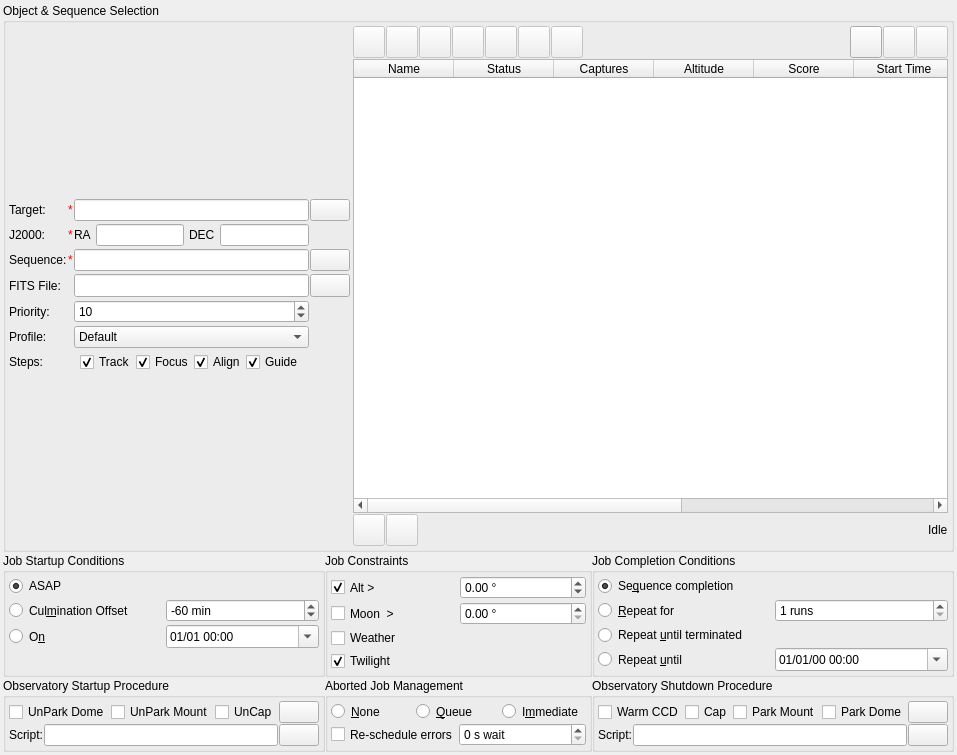
Before: the Qt Designer form kstars/ekos/scheduler/scheduler.ui in KDE/kstars, drawn with Qt 5.
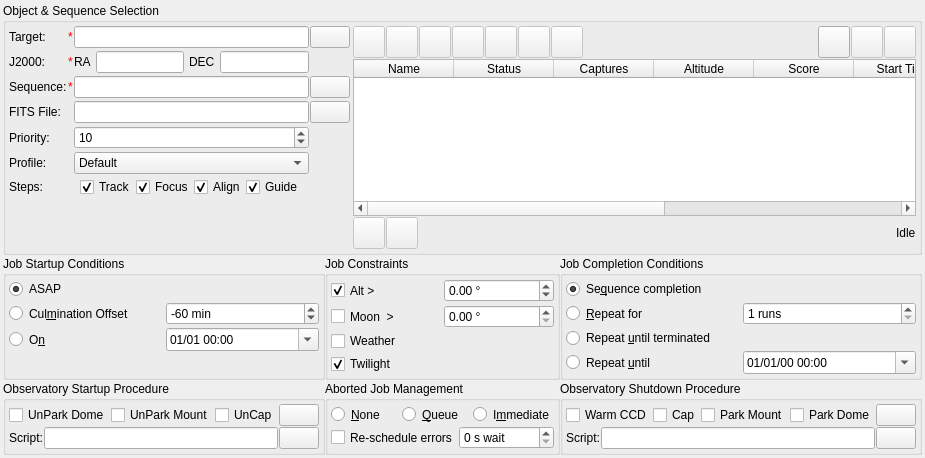
After: the same form once the commit is applied. Custom widgets are drawn as their Qt base class.

Commit message: removed top spacer from scheduler ui

What changed in the file:
```diff
--- a/kstars/ekos/scheduler/scheduler.ui
+++ b/kstars/ekos/scheduler/scheduler.ui
@@ -6,8 +6,8 @@
    <rect>
     <x>0</x>
     <y>0</y>
-    <width>957</width>
-    <height>755</height>
+    <width>882</width>
+    <height>458</height>
    </rect>
   </property>
   <layout class="QVBoxLayout" name="verticalLayout_8" stretch="4,1">
@@ -58,22 +58,6 @@
       </property>
       <item>
        <layout class="QVBoxLayout" name="verticalLayout_6">
-        <item>
-         <spacer name="verticalSpacer">
-          <property name="orientation">
-           <enum>Qt::Vertical</enum>
-          </property>
-          <property name="sizeType">
-           <enum>QSizePolicy::Expanding</enum>
-          </property>
-          <property name="sizeHint" stdset="0">
-           <size>
-            <width>20</width>
-            <height>40</height>
-           </size>
-          </property>
-         </spacer>
-        </item>
         <item>
          <layout class="QGridLayout" name="gridLayout_2" rowstretch="1,1,1,1,1,1,1" columnstretch="0,0,0,0">
           <property name="horizontalSpacing">
@@ -527,6 +511,15 @@
                  </color>
                 </brush>
                </colorrole>
+               <colorrole role="PlaceholderText">
+                <brush brushstyle="NoBrush">
+                 <color alpha="128">
+                  <red>255</red>
+                  <green>0</green>
+                  <blue>0</blue>
+                 </color>
+                </brush>
+               </colorrole>
               </active>
               <inactive>
                <colorrole role="WindowText">
@@ -556,6 +549,15 @@
                  </color>
                 </brush>
                </colorrole>
+               <colorrole role="PlaceholderText">
+                <brush brushstyle="NoBrush">
+                 <color alpha="128">
+                  <red>255</red>
+                  <green>0</green>
+                  <blue>0</blue>
+                 </color>
+                </brush>
+               </colorrole>
               </inactive>
               <disabled>
                <colorrole role="WindowText">
@@ -585,6 +587,15 @@
                  </color>
                 </brush>
                </colorrole>
+               <colorrole role="PlaceholderText">
+                <brush brushstyle="NoBrush">
+                 <color alpha="128">
+                  <red>255</red>
+                  <green>0</green>
+                  <blue>0</blue>
+                 </color>
+                </brush>
+               </colorrole>
               </disabled>
              </palette>
             </property>
```
Left out of the diff: 24 changed lines with no effect on the pictures.
